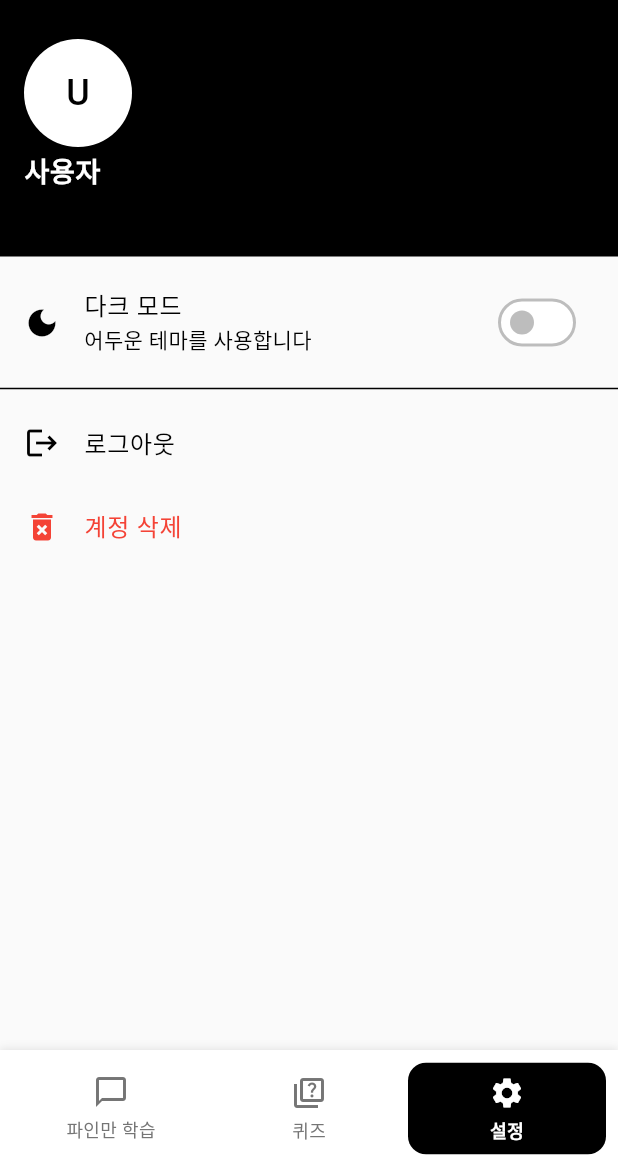
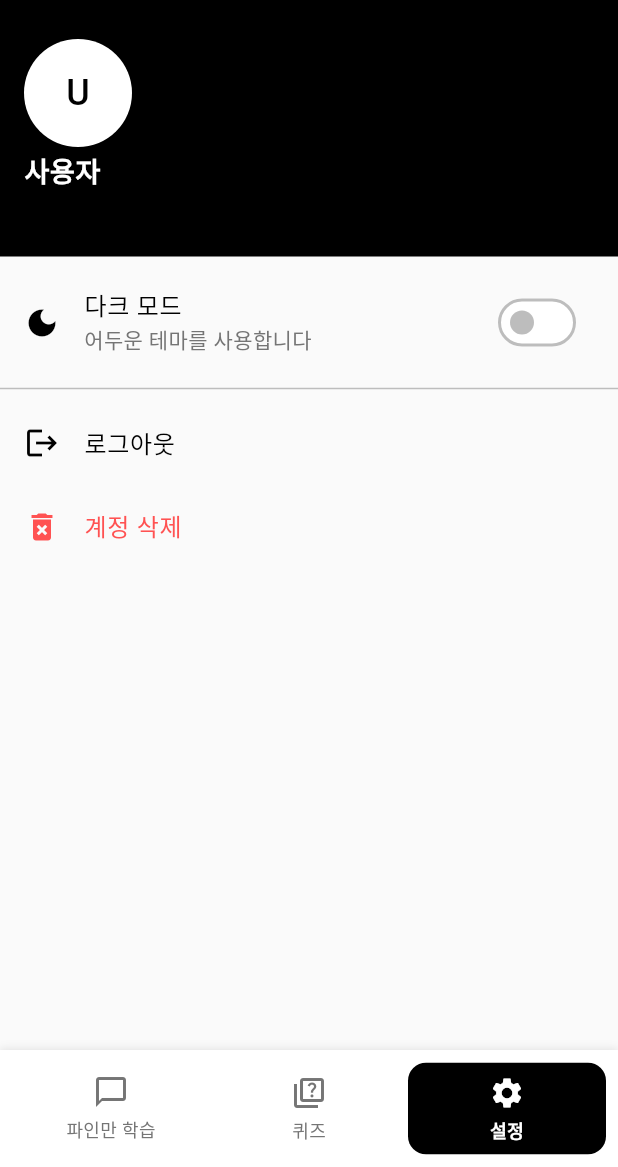
Before and after one commit to kimsky12202/pludy, a Flutter app: the MainHomeScreen screen opened directly, item 3 of the bottom bar chosen, on a phone screen of 412 x 824 dp, the part 69-1236 px from its top. Run offline on Flutter 3.47's test engine with Material 3 defaults, Android fonts, the phone set to English and light mode, and no system bars; our stand-ins replace file_picker, shared_preferences; accounts and stored records are empty; network calls fail.

Commit message:
Fix: 설정 화면 다크모드에서 텍스트가 안 보이는 문제 수정
문제:
- 다크모드를 켜면 설정 화면에서 "다크 모드", "로그아웃" 등의
  텍스트가 배경색과 같은 색이 되어 보이지 않음

해결:
- 모든 텍스트와 아이콘에 colorScheme 기반 색상 명시적으로 적용
- 프로필 헤더 배경색을 colorScheme.primary로 변경
- ListTile의 title, subtitle, icon 모두 테마 색상 사용
- Divider 색상도 colorScheme.outline으로 변경

변경 파일:
- flutter/lib/screens/settings_screen.dart

```diff
--- a/flutter/lib/screens/settings_screen.dart
+++ b/flutter/lib/screens/settings_screen.dart
@@ -9,9 +9,10 @@ class SettingsScreen extends StatelessWidget {
 
   @override
   Widget build(BuildContext context) {
+    final theme = Theme.of(context);
+    final colorScheme = theme.colorScheme;
     final userProvider = Provider.of<UserProvider>(context);
     final themeProvider = Provider.of<ThemeProvider>(context);
-    final colorScheme = Theme.of(context).colorScheme;
 
     return ListView(
       padding: EdgeInsets.zero,
@@ -19,51 +20,44 @@ class SettingsScreen extends StatelessWidget {
         // 상단 프로필 영역
         UserAccountsDrawerHeader(
           decoration: BoxDecoration(
-            color:
-                colorScheme.primary == Colors.white
-                    ? Colors
-                        .grey
-                        .shade900 // 다크모드일 땐 짙은 회색 배경
-                    : Colors.black, // 라이트모드일 땐 검은 배경
+            color: colorScheme.primary,
           ),
           accountName: Text(
             userProvider.username ?? '사용자',
             style: TextStyle(
               fontWeight: FontWeight.bold,
               fontSize: 18,
-              color: Colors.white,
+              color: colorScheme.onPrimary,
             ),
           ),
           accountEmail: Text(
             userProvider.email ?? '',
-            style: TextStyle(color: Colors.white70),
+            style: TextStyle(color: colorScheme.onPrimary.withValues(alpha: 0.7)),
           ),
           currentAccountPicture: CircleAvatar(
-            backgroundColor: Colors.white,
+            backgroundColor: colorScheme.surface,
             child: Text(
               (userProvider.username ?? 'U')[0].toUpperCase(),
-              style: TextStyle(fontSize: 24, color: Colors.black),
+              style: TextStyle(fontSize: 24, color: colorScheme.primary),
             ),
           ),
         ),
 
         // 다크모드 스위치
         SwitchListTile(
-          title: Text('다크 모드'),
-          subtitle: Text('어두운 테마를 사용합니다'),
-          secondary: Icon(Icons.dark_mode),
+          title: Text('다크 모드', style: TextStyle(color: colorScheme.onSurface)),
+          subtitle: Text('어두운 테마를 사용합니다', style: TextStyle(color: colorScheme.secondary)),
+          secondary: Icon(Icons.dark_mode, color: colorScheme.onSurface),
           value: themeProvider.isDarkMode,
-          activeColor: Colors.white, // 켜졌을 때 버튼 색
-          activeTrackColor: Colors.black, // 켜졌을 때 트랙 색
           onChanged: (value) => themeProvider.toggleTheme(value),
         ),
 
-        Divider(),
+        Divider(color: colorScheme.outline),
 
         // 로그아웃
         ListTile(
-          leading: Icon(Icons.logout),
-          title: Text('로그아웃'),
+          leading: Icon(Icons.logout, color: colorScheme.onSurface),
+          title: Text('로그아웃', style: TextStyle(color: colorScheme.onSurface)),
           onTap: () async {
             await userProvider.logout();
             Navigator.pushAndRemoveUntil(
@@ -76,8 +70,8 @@ class SettingsScreen extends StatelessWidget {
 
         // 계정 삭제
         ListTile(
-          leading: Icon(Icons.delete_forever, color: Colors.red),
-          title: Text('계정 삭제', style: TextStyle(color: Colors.red)),
+          leading: Icon(Icons.delete_forever, color: colorScheme.error),
+          title: Text('계정 삭제', style: TextStyle(color: colorScheme.error)),
           onTap: () async {
             await userProvider.deleteAccount();
             Navigator.pushAndRemoveUntil(
```
